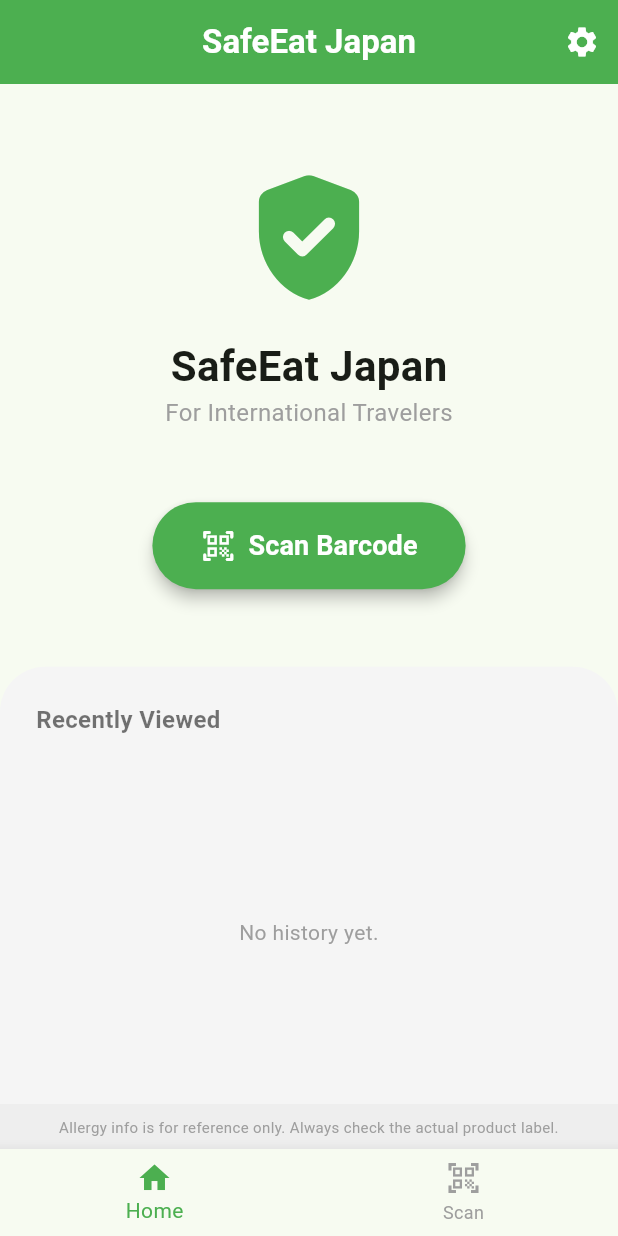
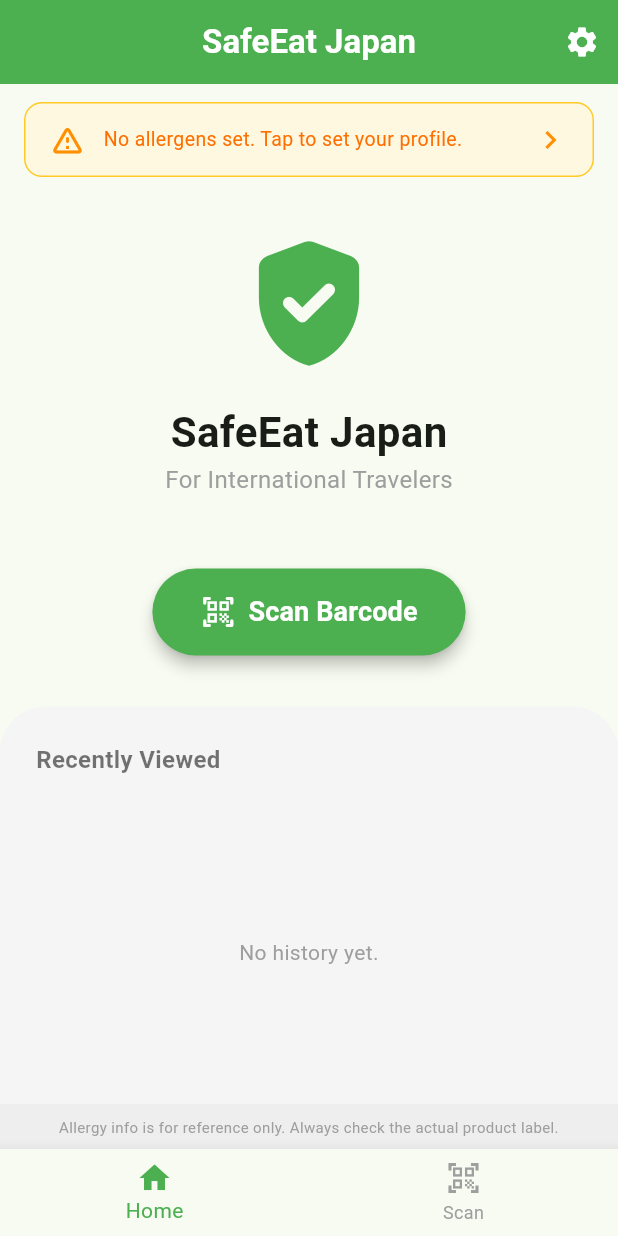
Before and after one commit to sentarou22306-maker/safe-eat, a Flutter app: the HomeScreen screen opened by its route, on a phone screen of 412 x 824 dp. Run offline on Flutter 3.47's test engine with Material 3 defaults, Android fonts, the phone set to English and light mode, and no system bars; our stand-ins replace go_router, image_picker, shared_preferences, supabase_flutter; missing offline and left inert: google_mlkit_text_recognition, mobile_scanner; accounts and stored records are empty.

Commit message:
Persist app settings, add allergen banner, add OCR guide dialog
- loadAppSettings() persists language/text scale/theme color to
  SharedPreferences with auto-save listeners; called at startup
- HomeScreen shows amber banner when no allergens are set,
  tapping navigates to Settings
- showOcrGuideDialog() explains label photo step before camera opens,
  used in both barcode scan and product detail OCR flows

Co-Authored-By: Claude Sonnet 4.6 <noreply@anthropic.com>

```diff
--- a/lib/main.dart
+++ b/lib/main.dart
@@ -20,6 +20,7 @@ void main() async {
     url: 'https://nzzenffzsohmbnoscfvx.supabase.co',
     publishableKey: 'sb_publishable_sRZAzxUNJlsRHcWjxYT3Ew_m1iuEPLq',
   );
+  await loadAppSettings();
   await loadGlobalHistory();
   await loadUserAllergens();
   await loadCustomAllergens();
@@ -196,6 +197,54 @@ class _HomeScreenState extends State<HomeScreen> {
           ),
           body: Column(
             children: [
+              ValueListenableBuilder<Set<String>>(
+                valueListenable: userAllergens,
+                builder: (context, allergens, _) {
+                  if (allergens.isNotEmpty || customAllergens.value.isNotEmpty) {
+                    return const SizedBox.shrink();
+                  }
+                  return GestureDetector(
+                    onTap: () => context.push('/settings'),
+                    child: Container(
+                      margin: const EdgeInsets.fromLTRB(16, 12, 16, 0),
+                      padding: const EdgeInsets.symmetric(
+                        horizontal: 16,
+                        vertical: 12,
+                      ),
+                      decoration: BoxDecoration(
+                        color: Colors.amber.shade50,
+                        border: Border.all(color: Colors.amber.shade400),
+                        borderRadius: BorderRadius.circular(12),
+                      ),
+                      child: Row(
+                        children: [
+                          Icon(
+                            Icons.warning_amber_rounded,
+                            color: Colors.amber.shade800,
+                          ),
+                          const SizedBox(width: 12),
+                          Expanded(
+                            child: Text(
+                              t(
+                                'No allergens set. Tap to set your profile.',
+                                'アレルゲンが未設定です。タップして設定してください。',
+                              ),
+                              style: TextStyle(
+                                fontSize: 13,
+                                color: Colors.amber.shade900,
+                              ),
+                            ),
+                          ),
+                          Icon(
+                            Icons.chevron_right,
+                            color: Colors.amber.shade800,
+                          ),
+                        ],
+                      ),
+                    ),
+                  );
+                },
+              ),
               Expanded(
                 flex: 4,
                 child: Center(
--- a/lib/screens/barcode_scan_screen.dart
+++ b/lib/screens/barcode_scan_screen.dart
@@ -152,6 +152,10 @@ class _BarcodeScanScreenState extends State<BarcodeScanScreen> {
   }
 
   Future<void> _scanWithOcr(String janCode) async {
+    if (!mounted) return;
+    final confirmed = await showOcrGuideDialog(context);
+    if (!confirmed || !mounted) return;
+
     final picker = ImagePicker();
     final photo = await picker.pickImage(
       source: ImageSource.camera,
--- a/lib/screens/product_detail_screen.dart
+++ b/lib/screens/product_detail_screen.dart
@@ -20,6 +20,9 @@ class _ProductDetailScreenState extends State<ProductDetailScreen> {
   bool _isOcrRunning = false;
 
   Future<void> _verifyWithOcr() async {
+    final confirmed = await showOcrGuideDialog(context);
+    if (!confirmed || !mounted) return;
+
     final picker = ImagePicker();
     final photo = await picker.pickImage(
       source: ImageSource.camera,
```
Also changed, not shown: lib/theme_settings.dart (+57 -0 lines).
